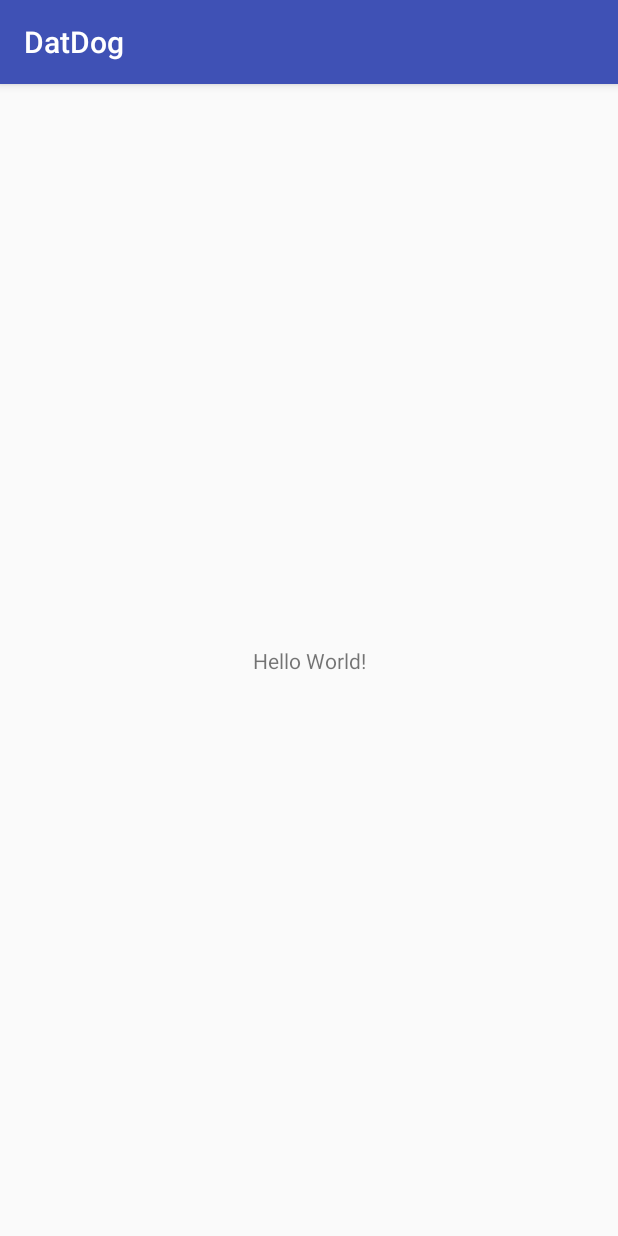
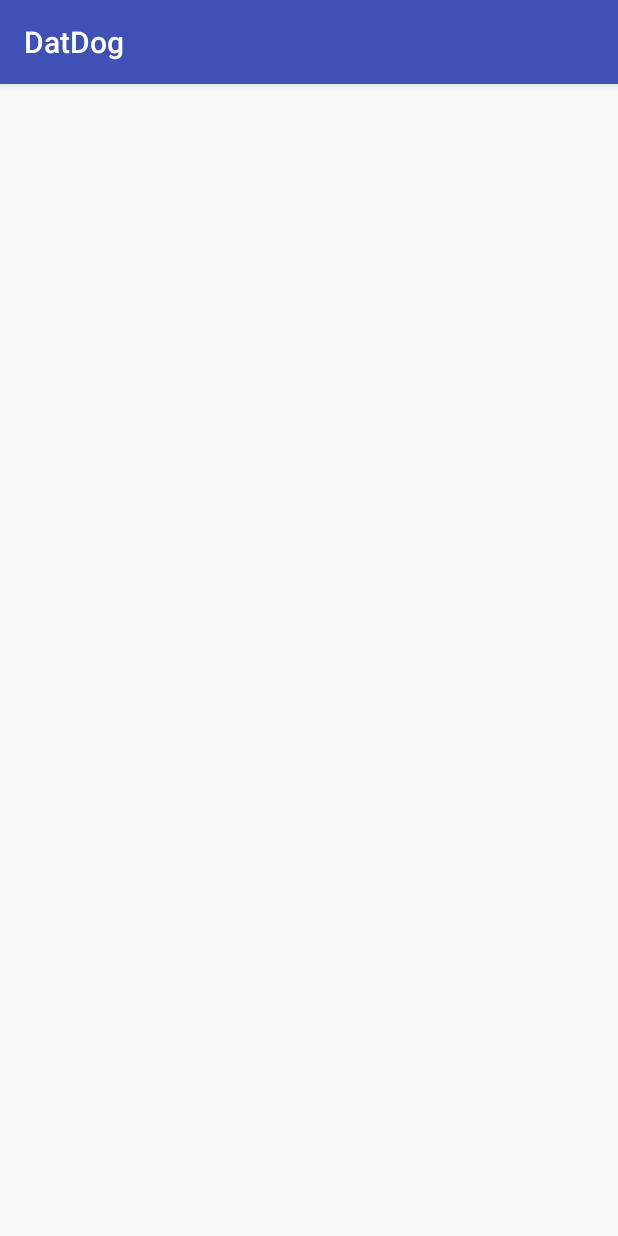
Before and after one commit to Mastercypher/Datdog, an Android app: the screen it shows after launch (MainActivity), on a phone screen of 412 x 824 dp. Run offline under Robolectric (Android 15) with nearby library versions, the phone set to English and light mode, and no system bars.

Commit message:
add splash screen

```diff
--- a/android/DatDog/app/src/main/AndroidManifest.xml
+++ b/android/DatDog/app/src/main/AndroidManifest.xml
@@ -4,18 +4,20 @@
 
     <application
         android:allowBackup="true"
-        android:icon="@mipmap/ic_launcher"
+        android:icon="@mipmap/dat_dog_icon"
         android:label="@string/app_name"
         android:roundIcon="@mipmap/ic_launcher_round"
         android:supportsRtl="true"
         android:theme="@style/AppTheme">
-        <activity android:name=".MainActivity">
+        <activity android:name=".SplashActivity"
+            android:theme="@style/SplashTheme">
             <intent-filter>
                 <action android:name="android.intent.action.MAIN" />
 
                 <category android:name="android.intent.category.LAUNCHER" />
             </intent-filter>
         </activity>
+        <activity android:name=".MainActivity"></activity>
     </application>
 
 </manifest>
--- /dev/null
+++ b/android/DatDog/app/src/main/java/com/mastercypher/university/mobile/datdog/SplashActivity.java
@@ -0,0 +1,16 @@
+package com.mastercypher.university.mobile.datdog;
+
+import android.content.Intent;
+import android.support.v7.app.AppCompatActivity;
+import android.os.Bundle;
+
+public class SplashActivity extends AppCompatActivity {
+
+    @Override
+    protected void onCreate(Bundle savedInstanceState) {
+        super.onCreate(savedInstanceState);
+
+        startActivity(new Intent(this, MainActivity.class));
+        finish();
+    }
+}
--- /dev/null
+++ b/android/DatDog/app/src/main/res/drawable/splash_theme.xml
@@ -0,0 +1,10 @@
+<?xml version="1.0" encoding="utf-8"?>
+<layer-list xmlns:android="http://schemas.android.com/apk/res/android">
+    <item
+        android:drawable="@color/colorPrimary"/>
+    <item>
+        <bitmap
+            android:gravity="center"
+            android:src="@mipmap/dat_dog_icon"/>
+    </item>
+</layer-list>
--- a/android/DatDog/app/src/main/res/layout/activity_main.xml
+++ b/android/DatDog/app/src/main/res/layout/activity_main.xml
@@ -6,13 +6,4 @@
     android:layout_height="match_parent"
     tools:context=".MainActivity">
 
-    <TextView
-        android:layout_width="wrap_content"
-        android:layout_height="wrap_content"
-        android:text="Hello World!"
-        app:layout_constraintBottom_toBottomOf="parent"
-        app:layout_constraintLeft_toLeftOf="parent"
-        app:layout_constraintRight_toRightOf="parent"
-        app:layout_constraintTop_toTopOf="parent" />
-
 </android.support.constraint.ConstraintLayout>
--- a/android/DatDog/app/src/main/res/values/styles.xml
+++ b/android/DatDog/app/src/main/res/values/styles.xml
@@ -8,4 +8,8 @@
         <item name="colorAccent">@color/colorAccent</item>
     </style>
 
+    <style name="SplashTheme" parent="Theme.AppCompat.NoActionBar">
+        <item name="android:windowBackground">@drawable/splash_theme</item>
+    </style>
+
 </resources>
```
Also changed, not shown: android/DatDog/app/src/main/res/mipmap-xxxhdpi/dat_dog_icon.png (added).
